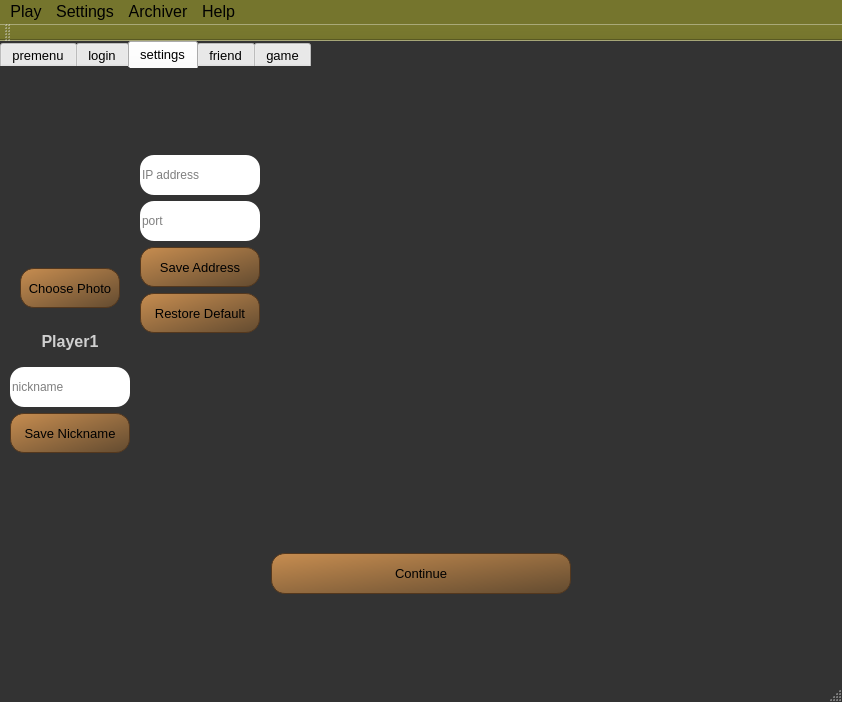
Above: app/mainwindow.ui from redmms/mercury_chess before the change. Below: the same form after it.
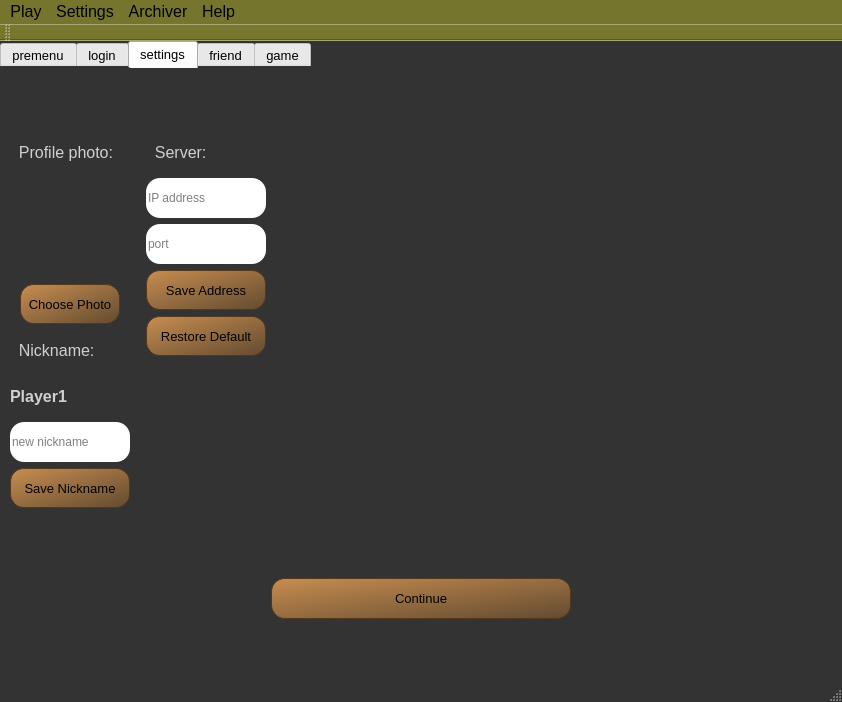
That is the form after the change. The open tabs and pages were chosen to show the change. Icons and pictures are not drawn.

Patch:
```diff
--- a/app/mainwindow.ui
+++ b/app/mainwindow.ui
@@ -331,9 +331,6 @@
     <property name="bottomMargin">
      <number>0</number>
     </property>
-    <property name="spacing">
-     <number>0</number>
-    </property>
     <item row="0" column="0">
      <widget class="QTabWidget" name="tabWidget">
       <property name="palette">
@@ -1834,7 +1831,7 @@
        <attribute name="title">
         <string>settings</string>
        </attribute>
-       <layout class="QGridLayout" name="gridLayout_2" rowstretch="2,1">
+       <layout class="QGridLayout" name="gridLayout_2" rowstretch="3,1" columnstretch="0,0,0" columnminimumwidth="0,0,0">
         <property name="leftMargin">
          <number>0</number>
         </property>
@@ -1847,9 +1844,6 @@
         <property name="bottomMargin">
          <number>0</number>
         </property>
-        <property name="horizontalSpacing">
-         <number>0</number>
-        </property>
         <item row="0" column="0">
          <layout class="QVBoxLayout" name="verticalLayout_5">
           <property name="leftMargin">
@@ -1866,6 +1860,67 @@
           </property>
           <item>
            <layout class="QVBoxLayout" name="verticalLayout">
+            <item>
+             <widget class="QLabel" name="choose_time_header_5">
+              <property name="minimumSize">
+               <size>
+                <width>0</width>
+                <height>40</height>
+               </size>
+              </property>
+              <property name="maximumSize">
+               <size>
+                <width>16777215</width>
+                <height>40</height>
+               </size>
+              </property>
+              <property name="palette">
+               <palette>
+                <active>
+                 <colorrole role="WindowText">
+                  <brush brushstyle="SolidPattern">
+                   <color alpha="255">
+                    <red>85</red>
+                    <green>255</green>
+                    <blue>0</blue>
+                   </color>
+                  </brush>
+                 </colorrole>
+                </active>
+                <inactive>
+                 <colorrole role="WindowText">
+                  <brush brushstyle="SolidPattern">
+                   <color alpha="255">
+                    <red>208</red>
+                    <green>208</green>
+                    <blue>208</blue>
+                   </color>
+                  </brush>
+                 </colorrole>
+                </inactive>
+                <disabled>
+                 <colorrole role="WindowText">
+                  <brush brushstyle="SolidPattern">
+                   <color alpha="96">
+                    <red>164</red>
+                    <green>166</green>
+                    <blue>168</blue>
+                   </color>
+                  </brush>
+                 </colorrole>
+                </disabled>
+               </palette>
+              </property>
+              <property name="font">
+               <font>
+                <pointsize>12</pointsize>
+               </font>
+              </property>
+              <property name="text">
+               <string>  Profile photo:</string>
+              </property>
+             </widget>
+            </item>
             <item alignment="Qt::AlignHCenter">
              <widget class="QLabel" name="profile_avatar">
               <property name="minimumSize">
@@ -2148,6 +2203,67 @@
             <property name="bottomMargin">
              <number>0</number>
             </property>
+            <item>
+             <widget class="QLabel" name="choose_time_header_3">
+              <property name="minimumSize">
+               <size>
+                <width>0</width>
+                <height>40</height>
+               </size>
+              </property>
+              <property name="maximumSize">
+               <size>
+                <width>16777215</width>
+                <height>40</height>
+               </size>
+              </property>
+              <property name="palette">
+               <palette>
+                <active>
+                 <colorrole role="WindowText">
+                  <brush brushstyle="SolidPattern">
+                   <color alpha="255">
+                    <red>85</red>
+                    <green>255</green>
+                    <blue>0</blue>
+                   </color>
+                  </brush>
+                 </colorrole>
+                </active>
+                <inactive>
+                 <colorrole role="WindowText">
+                  <brush brushstyle="SolidPattern">
+                   <color alpha="255">
+                    <red>208</red>
+                    <green>208</green>
+                    <blue>208</blue>
+                   </color>
+                  </brush>
+                 </colorrole>
+                </inactive>
+                <disabled>
+                 <colorrole role="WindowText">
+                  <brush brushstyle="SolidPattern">
+                   <color alpha="96">
+                    <red>164</red>
+                    <green>166</green>
+                    <blue>168</blue>
+                   </color>
+                  </brush>
+                 </colorrole>
+                </disabled>
+               </palette>
+              </property>
+              <property name="font">
+               <font>
+                <pointsize>12</pointsize>
+               </font>
+              </property>
+              <property name="text">
+               <string>  Nickname:</string>
+              </property>
+             </widget>
+            </item>
             <item alignment="Qt::AlignLeft">
              <widget class="QLabel" name="profile_name">
               <property name="sizePolicy">
@@ -2216,7 +2332,7 @@
                <string>Player1</string>
               </property>
               <property name="alignment">
-               <set>Qt::AlignCenter</set>
+               <set>Qt::AlignLeading|Qt::AlignLeft|Qt::AlignVCenter</set>
               </property>
              </widget>
             </item>
@@ -2244,7 +2360,7 @@
                <string notr="true">border-radius: 14;</string>
               </property>
               <property name="placeholderText">
-               <string>nickname</string>
+               <string>new nickname</string>
               </property>
              </widget>
             </item>
@@ -2503,6 +2619,67 @@
             <property name="bottomMargin">
              <number>0</number>
             </property>
+            <item>
+             <widget class="QLabel" name="choose_time_header_4">
+              <property name="minimumSize">
+               <size>
+                <width>0</width>
+                <height>40</height>
+               </size>
+              </property>
+              <property name="maximumSize">
+               <size>
+                <width>16777215</width>
+                <height>40</height>
+               </size>
+              </property>
+              <property name="palette">
+               <palette>
+                <active>
+                 <colorrole role="WindowText">
+                  <brush brushstyle="SolidPattern">
+                   <color alpha="255">
+                    <red>85</red>
+                    <green>255</green>
+                    <blue>0</blue>
+                   </color>
+                  </brush>
+                 </colorrole>
+                </active>
+                <inactive>
+                 <colorrole role="WindowText">
+                  <brush brushstyle="SolidPattern">
+                   <color alpha="255">
+                    <red>208</red>
+                    <green>208</green>
+                    <blue>208</blue>
+                   </color>
+                  </brush>
+                 </colorrole>
+                </inactive>
+                <disabled>
+                 <colorrole role="WindowText">
+                  <brush brushstyle="SolidPattern">
+                   <color alpha="96">
+                    <red>164</red>
+                    <green>166</green>
+                    <blue>168</blue>
+                   </color>
+                  </brush>
+                 </colorrole>
+                </disabled>
+               </palette>
+              </property>
+              <property name="font">
+               <font>
+                <pointsize>12</pointsize>
+               </font>
+              </property>
+              <property name="text">
+               <string>  Server:</string>
+              </property>
+             </widget>
+            </item>
             <item alignment="Qt::AlignLeft">
              <widget class="QLineEdit" name="ip_edit">
               <property name="sizePolicy">
```
Left out of the diff: 2 changed lines with no effect on the pictures.
